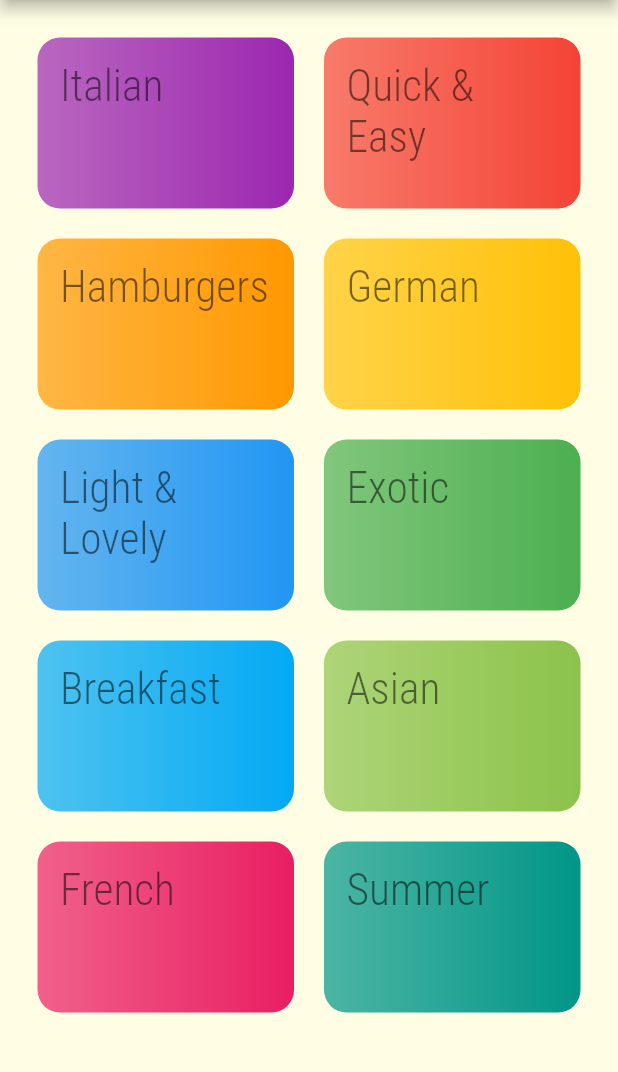
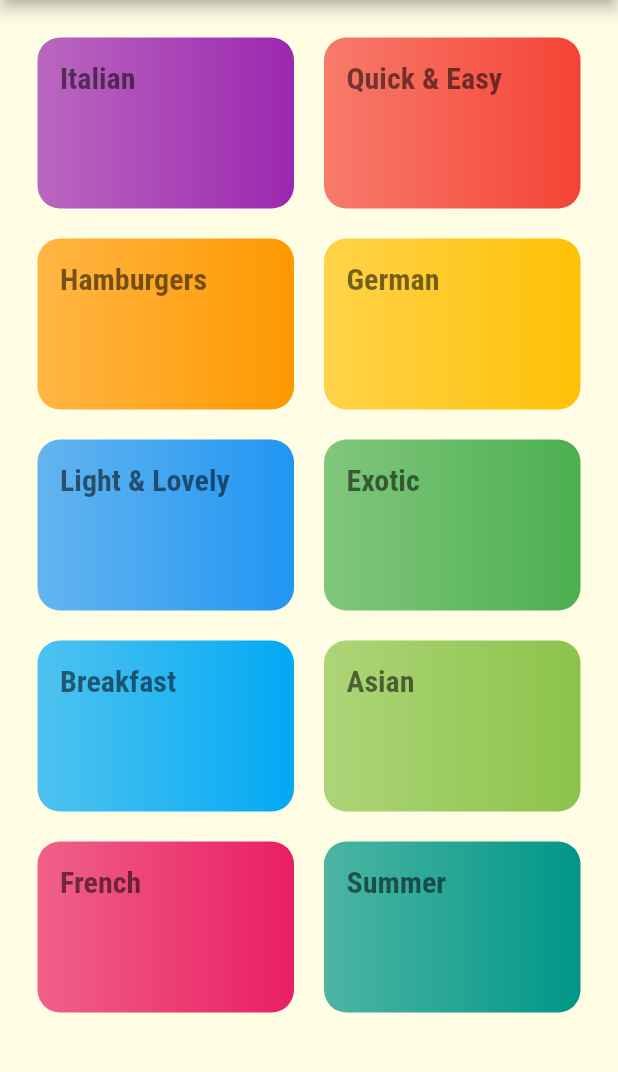
Before and after one commit to arunmopare/flutter-meal-app, a Flutter app: the screen it shows after launch, on a phone screen of 412 x 824 dp, the part 84-1156 px from its top. Run offline on Flutter 3.47's test engine with Material 2 defaults, Android fonts, the phone set to English and light mode, and no system bars.

```diff
--- a/lib/categories_screen.dart
+++ b/lib/categories_screen.dart
@@ -16,6 +16,7 @@ class CategoriesScreen extends StatelessWidget {
         padding: const EdgeInsets.all(25),
         children: DUMMY_CATEGORIES
             .map((catData) => CategoryItem(
+                  catData.id,
                   catData.title,
                   catData.color,
                 ))
--- a/lib/category_item.dart
+++ b/lib/category_item.dart
@@ -1,14 +1,30 @@
 import 'package:flutter/material.dart';
+import './category_meals_screen.dart';
 
 class CategoryItem extends StatelessWidget {
+  final String id;
   final String title;
   final Color color;
 
-  CategoryItem(this.title, this.color);
+  CategoryItem(this.id, this.title, this.color);
+
+  void selectCategory(BuildContext ctx) {
+    Navigator.of(ctx).pushNamed(
+      '/category-meals',
+      arguments: {
+        'id': id,
+        'title': title,
+      },
+    );
+  }
 
   @override
   Widget build(BuildContext context) {
-    return Container(
+    return InkWell(
+      onTap: () => selectCategory(context),
+      splashColor: Theme.of(context).primaryColor,
+      borderRadius: BorderRadius.circular(15),
+      child: Container(
         padding: const EdgeInsets.all(15),
         child: Text(
           title,
@@ -25,6 +41,7 @@ class CategoryItem extends StatelessWidget {
           ),
           borderRadius: BorderRadius.circular(15),
         ),
+      ),
     );
   }
 }
--- a/lib/main.dart
+++ b/lib/main.dart
@@ -1,5 +1,6 @@
 import 'package:flutter/material.dart';
 import 'package:navigation/categories_screen.dart';
+import 'package:navigation/category_meals_screen.dart';
 
 void main() {
   runApp(MyApp());
@@ -24,11 +25,17 @@ class MyApp extends StatelessWidget {
                 color: Color.fromRGBO(20, 51, 51, 1),
               ),
               headline1: TextStyle(
-                    fontSize: 29,
-                    fontFamily: 'RobotoCondensed'),
+                fontSize: 20,
+                fontFamily: 'RobotoCondensed',
+                fontWeight: FontWeight.bold,
               ),
             ),
-        home: CategoriesScreen());
+      ),
+      home: CategoriesScreen(),
+      routes: {
+        '/category-meals': (ctx) => CategoryMealsScreen()
+      },
+    );
   }
 }
 
```
Also changed, not shown: lib/category_meals_screen.dart (added, +29 -0 lines). Lines whose indentation alone changed are shown as unchanged.
